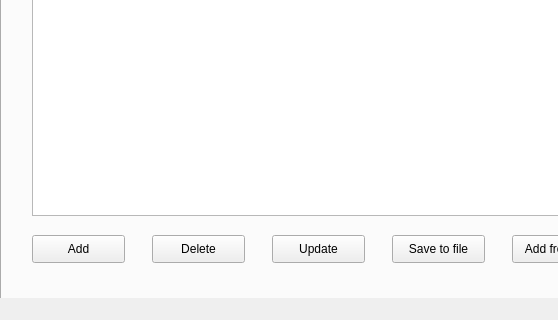
Old version of the form mainwindow.ui in the repository marthagb/VLN1-Skil-3; both pictures show x 0 to 558 and y 309 to 629 of the 832 by 629 pixel window.
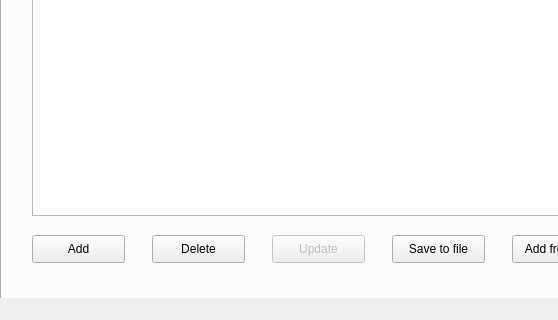
New version of the form. The open tabs and pages were chosen to show the change. Icons and pictures are not drawn.

Commit message: update button enabled

```diff
--- a/mainwindow.ui
+++ b/mainwindow.ui
@@ -176,6 +176,9 @@
       </property>
      </widget>
      <widget class="QPushButton" name="updateScientistButton">
+      <property name="enabled">
+       <bool>false</bool>
+      </property>
       <property name="geometry">
        <rect>
         <x>270</x>
```
Left out of the diff: 7 changed lines with no effect on the pictures. The commit also changes 2 other files.
